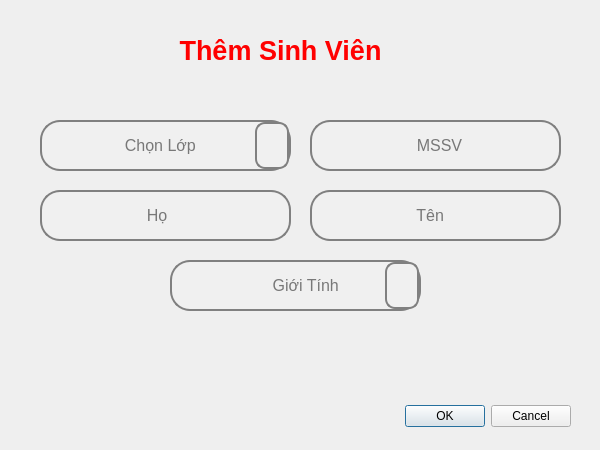
Above: them_sinh_vien.ui from TaiPhanCoder/Do_An_Thi_Trac_Ngiem_c- before the change. Below: the same form after it.
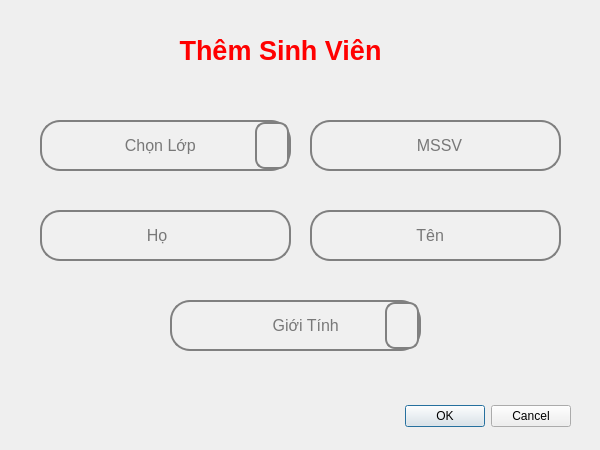
That is the form after the change. Icons and pictures are not drawn.

The edit to the form file:
```diff
--- a/them_sinh_vien.ui
+++ b/them_sinh_vien.ui
@@ -117,7 +117,7 @@
    <property name="geometry">
     <rect>
      <x>40</x>
-     <y>190</y>
+     <y>210</y>
      <width>251</width>
      <height>51</height>
     </rect>
@@ -138,7 +138,7 @@
    <property name="geometry">
     <rect>
      <x>310</x>
-     <y>190</y>
+     <y>210</y>
      <width>251</width>
      <height>51</height>
     </rect>
@@ -162,7 +162,7 @@
    <property name="geometry">
     <rect>
      <x>170</x>
-     <y>260</y>
+     <y>300</y>
      <width>251</width>
      <height>51</height>
     </rect>
@@ -208,6 +208,71 @@
     <string>                      Giới Tính</string>
    </property>
   </widget>
+  <widget class="QLabel" name="LoiLop">
+   <property name="geometry">
+    <rect>
+     <x>40</x>
+     <y>180</y>
+     <width>251</width>
+     <height>20</height>
+    </rect>
+   </property>
+   <property name="text">
+    <string/>
+   </property>
+  </widget>
+  <widget class="QLabel" name="LoiMSSV">
+   <property name="geometry">
+    <rect>
+     <x>310</x>
+     <y>180</y>
+     <width>251</width>
+     <height>20</height>
+    </rect>
+   </property>
+   <property name="text">
+    <string/>
+   </property>
+  </widget>
+  <widget class="QLabel" name="LoiTen">
+   <property name="geometry">
+    <rect>
+     <x>310</x>
+     <y>270</y>
+     <width>251</width>
+     <height>20</height>
+    </rect>
+   </property>
+   <property name="text">
+    <string/>
+   </property>
+  </widget>
+  <widget class="QLabel" name="LoiHo">
+   <property name="geometry">
+    <rect>
+     <x>40</x>
+     <y>270</y>
+     <width>251</width>
+     <height>20</height>
+    </rect>
+   </property>
+   <property name="text">
+    <string/>
+   </property>
+  </widget>
+  <widget class="QLabel" name="LoiGioiTinh">
+   <property name="geometry">
+    <rect>
+     <x>170</x>
+     <y>360</y>
+     <width>251</width>
+     <height>20</height>
+    </rect>
+   </property>
+   <property name="text">
+    <string/>
+   </property>
+  </widget>
  </widget>
  <resources/>
  <connections>
```
